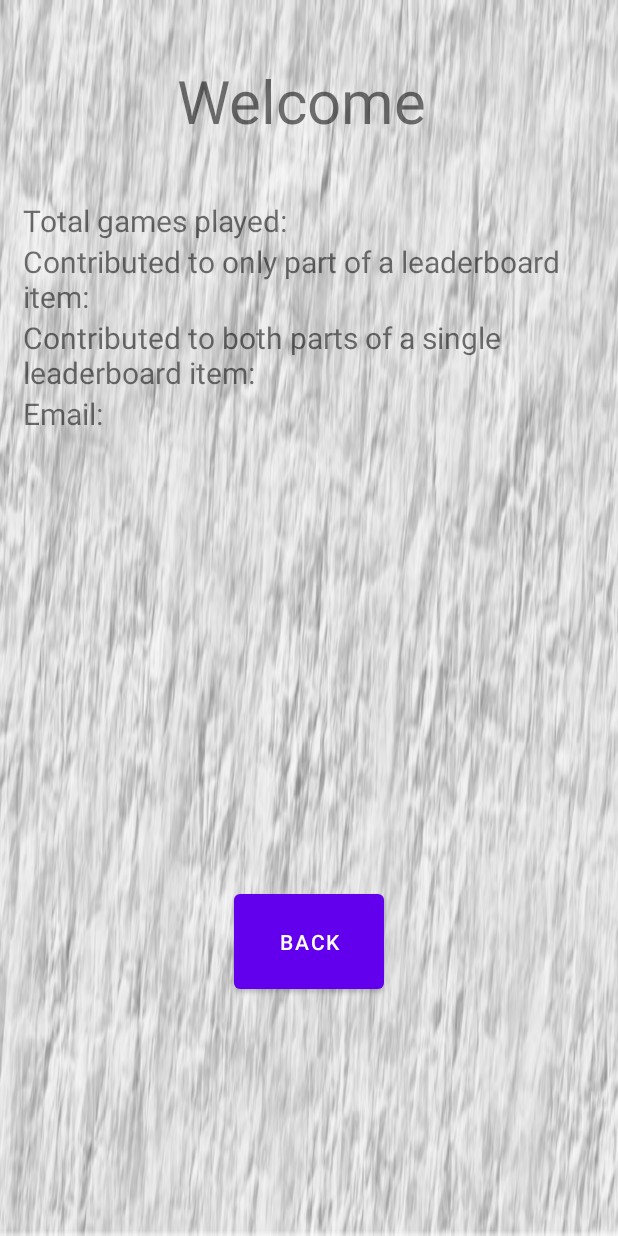
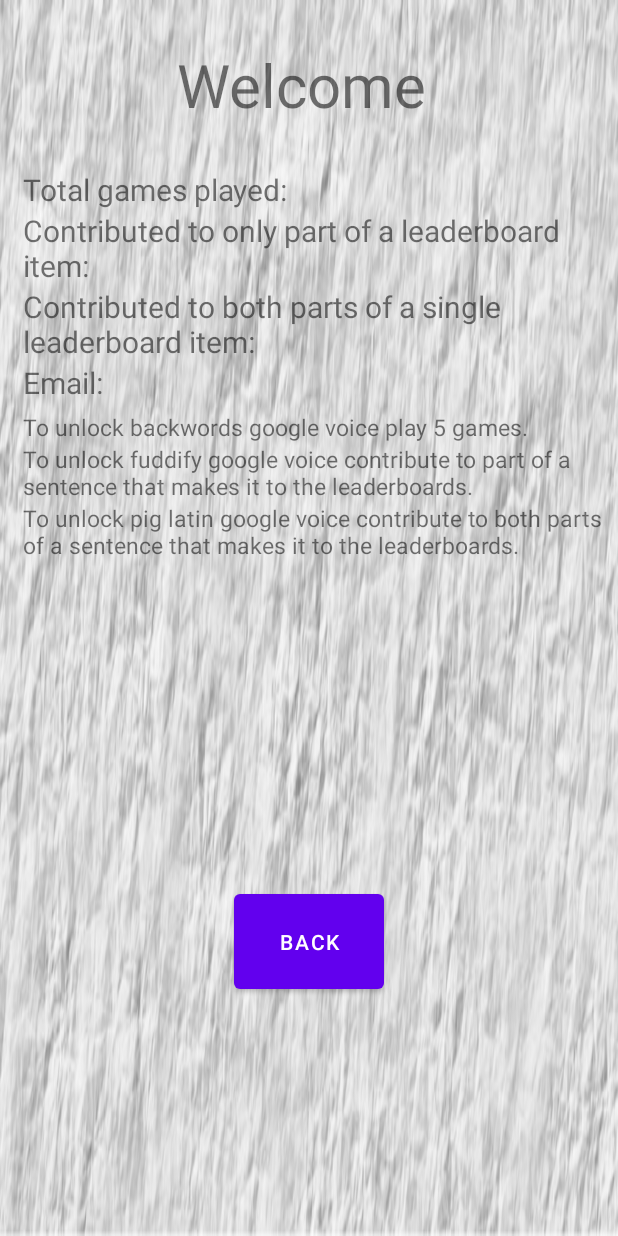
Before and after one commit to CadeArch/WhatIf_App, an Android app: the layout fragment_profile.xml on its own in the app's theme, with its tools: preview values and no code run, on a phone screen of 412 x 824 dp. Run offline under Robolectric (Android 15) with nearby library versions, the light colour scheme and no system bars.

Commit message:
removed ambiguous letters from room id names generation, added instructions to unlock things in profile page.

```diff
--- a/API/src/main/java/com/CadeMixedUpGame/api/viewmodels/RoomViewModel.java
+++ b/API/src/main/java/com/CadeMixedUpGame/api/viewmodels/RoomViewModel.java
@@ -27,7 +27,7 @@ public class RoomViewModel extends ViewModel {
     Room room;
     public ArrayList<String> roomNames = new ArrayList<>();
     public DatabaseReference db;
-    // removed I and l becuase they were ambiguous with the font i am using
+    // removed capitol I and lowercase l because they were ambiguous with the font i am using
     String allChars = "a b c d e f g h i j k m n o p q r s t u v w x y z A B C D E F G H J K L M N O P Q R S T U V W X Y Z 0 1 2 3 4 5 6 7 8 9";
     String[] usableCharacter;
     public MutableLiveData<Boolean> inProgress = new MutableLiveData<Boolean>();
--- a/MixedUp/src/main/res/layout/fragment_profile.xml
+++ b/MixedUp/src/main/res/layout/fragment_profile.xml
@@ -74,6 +74,25 @@
             android:text="Email: "
             android:textSize="20dp" />
 
+        <TextView
+            android:layout_width="match_parent"
+            android:layout_height="wrap_content"
+            android:paddingTop="5dp"
+            android:text="To unlock backwords google voice play 5 games. "
+            android:textSize="15dp" />
+
+        <TextView
+            android:layout_width="match_parent"
+            android:layout_height="wrap_content"
+            android:text="To unlock fuddify google voice contribute to part of a sentence that makes it to the leaderboards. "
+            android:textSize="15dp" />
+
+        <TextView
+            android:layout_width="match_parent"
+            android:layout_height="wrap_content"
+            android:text="To unlock pig latin google voice contribute to both parts of a sentence that makes it to the leaderboards. "
+            android:textSize="15dp" />
+
     </LinearLayout>
 
 </androidx.constraintlayout.widget.ConstraintLayout>
```
